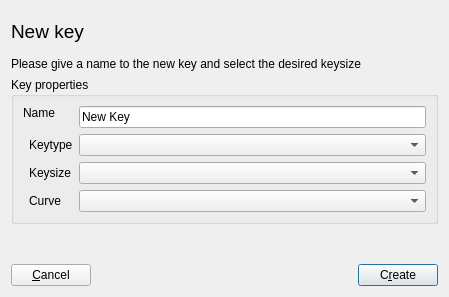
Old version of the form ui/NewKey.ui in the repository chris2511/xca.
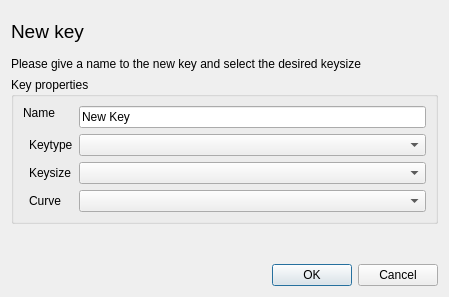
New version of the form.

Diff of the .ui file:
```diff
--- a/ui/NewKey.ui
+++ b/ui/NewKey.ui
@@ -199,50 +199,11 @@
     </spacer>
    </item>
    <item>
-    <layout class="QHBoxLayout">
-     <property name="spacing">
-      <number>6</number>
+    <widget class="QDialogButtonBox" name="buttonBox">
+     <property name="standardButtons">
+      <set>QDialogButtonBox::Cancel|QDialogButtonBox::Ok</set>
      </property>
-     <property name="margin">
-      <number>0</number>
-     </property>
-     <item>
-      <widget class="QPushButton" name="PushButton2">
-       <property name="text">
-        <string>&amp;Cancel</string>
-       </property>
-      </widget>
-     </item>
-     <item>
-      <spacer>
-       <property name="orientation">
-        <enum>Qt::Horizontal</enum>
-       </property>
-       <property name="sizeType">
-        <enum>QSizePolicy::Expanding</enum>
-       </property>
-       <property name="sizeHint" stdset="0">
-        <size>
-         <width>20</width>
-         <height>20</height>
-        </size>
-       </property>
-      </spacer>
-     </item>
-     <item>
-      <widget class="QPushButton" name="PushButton1">
-       <property name="text">
-        <string>C&amp;reate</string>
-       </property>
-       <property name="autoDefault">
-        <bool>false</bool>
-       </property>
-       <property name="default">
-        <bool>true</bool>
-       </property>
-      </widget>
-     </item>
-    </layout>
+    </widget>
    </item>
   </layout>
  </widget>
```
Left out of the diff: 26 changed lines with no effect on the pictures.
